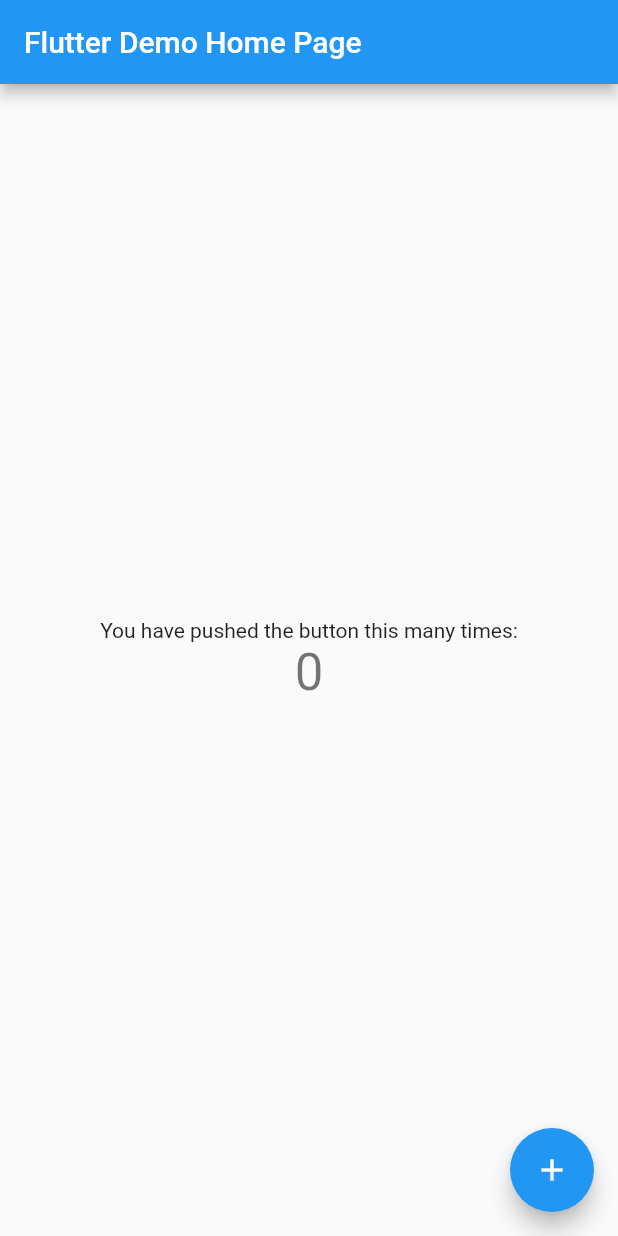
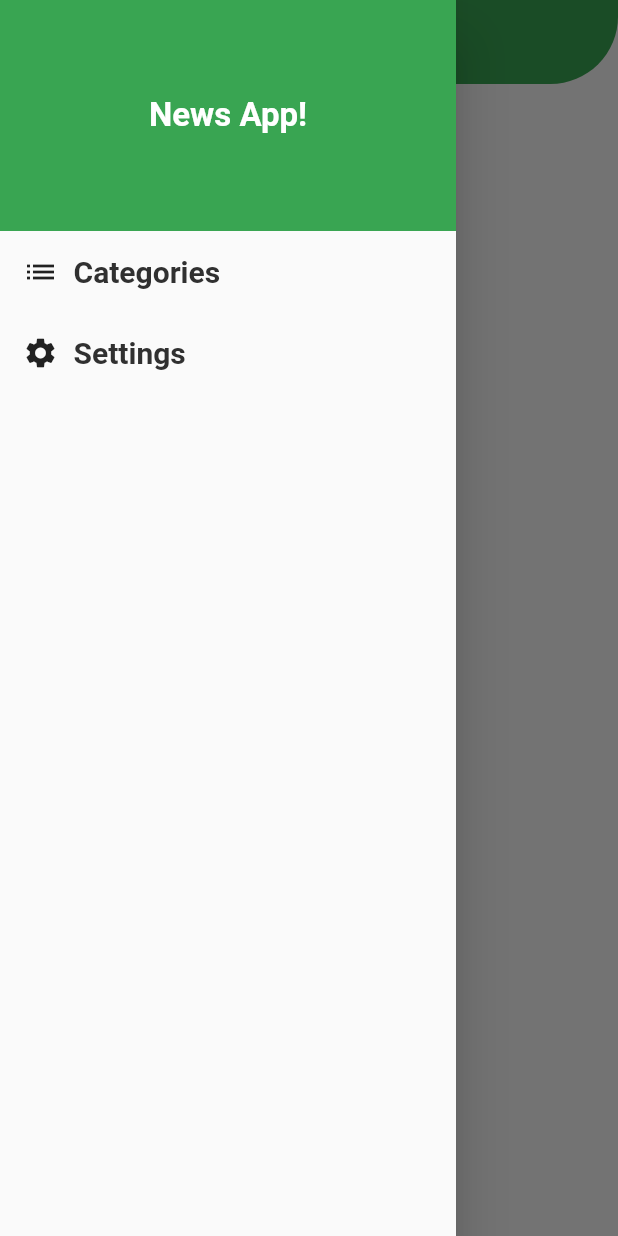
Before and after one commit to MarkEhab33/news_app, a Flutter app: the screen it shows after launch, with the side drawer open (before the commit the screen has no drawer), on a phone screen of 412 x 824 dp. Run offline on Flutter 3.47's test engine with Material 2 defaults, Android fonts, the phone set to English and light mode, and no system bars.

Commit message:
home & drawer

```diff
--- /dev/null
+++ b/lib/home/home_drawer.dart
@@ -0,0 +1,53 @@
+import 'package:flutter/material.dart';
+import 'package:news_app/home/my_theme.dart';
+
+class HomeDrawer extends StatelessWidget {
+
+
+  @override
+  Widget build(BuildContext context) {
+    return  Container(
+      child: Column(
+        children: [
+          Container(
+            color: MyTheme.primaryLightColor,
+            width: double.infinity,
+            padding: const EdgeInsets.symmetric(vertical: 64),
+           child: Text('News App!', style: Theme.of(context).textTheme.headline1,textAlign: TextAlign.center,
+           ),
+          ),
+          Container(
+            margin: const EdgeInsets.all(15),
+            child: InkWell(
+              onTap: (){
+                // categories
+              },
+              child: Row(
+                children: [
+                 const Icon(Icons.list),
+                  const SizedBox(width: 10,),
+                  Text('Categories',style: Theme.of(context).textTheme.headline2,)
+                ],
+              ),
+            ),
+          ),
+          Container(
+            margin: const EdgeInsets.all(15),
+            child: InkWell(
+              onTap: (){
+                //settings
+              },
+              child: Row(
+                children: [
+                  const Icon(Icons.settings),
+                  const SizedBox(width: 10,),
+                  Text('Settings',style: Theme.of(context).textTheme.headline2,)
+                ],
+              ),
+            ),
+          )
+        ],
+      ),
+    );
+  }
+}
--- /dev/null
+++ b/lib/home/home_screen.dart
@@ -0,0 +1,24 @@
+
+import 'package:flutter/material.dart';
+import 'package:news_app/home/home_drawer.dart';
+
+class HomeScreen extends StatelessWidget {
+   static String routeName = 'home-screen';
+  @override
+  Widget build(BuildContext context) {
+    return Scaffold(
+      appBar: AppBar(
+        shape: const RoundedRectangleBorder(
+          borderRadius: BorderRadius.only(
+            bottomLeft: Radius.circular(45),
+            bottomRight: Radius.circular(45)
+          )
+        ),
+        title: Text('News App',style: Theme.of(context).textTheme.headline1,),
+      ),
+      drawer: Drawer(
+        child: HomeDrawer(),
+      ),
+    );
+  }
+}
--- /dev/null
+++ b/lib/home/my_theme.dart
@@ -0,0 +1,27 @@
+import 'package:flutter/material.dart';
+
+class MyTheme {
+  static Color primaryLightColor = Color(0xff39A552);
+  static Color whiteColor = Color(0xffffffff);
+  static Color blackColor = Color(0xff303030);
+
+  static ThemeData lightTheme = ThemeData(
+    primaryColor: primaryLightColor,
+        appBarTheme: AppBarTheme(
+      elevation: 0,
+          backgroundColor: primaryLightColor,
+  ),
+    textTheme: TextTheme(
+      headline1: TextStyle(
+        color: whiteColor,
+        fontSize: 22,
+        fontWeight: FontWeight.bold
+      ),
+      headline2: TextStyle(
+          color: blackColor,
+          fontSize: 20,
+          fontWeight: FontWeight.bold
+      ),
+    )
+  );
+}
--- a/lib/main.dart
+++ b/lib/main.dart
@@ -1,115 +1,24 @@
 import 'package:flutter/material.dart';
+import 'package:news_app/home/home_screen.dart';
+import 'package:news_app/home/my_theme.dart';
 
 void main() {
-  runApp(const MyApp());
+  runApp( MyApp());
 }
 
 class MyApp extends StatelessWidget {
-  const MyApp({Key? key}) : super(key: key);
+
 
   // This widget is the root of your application.
   @override
   Widget build(BuildContext context) {
     return MaterialApp(
-      title: 'Flutter Demo',
-      theme: ThemeData(
-        // This is the theme of your application.
-        //
-        // Try running your application with "flutter run". You'll see the
-        // application has a blue toolbar. Then, without quitting the app, try
-        // changing the primarySwatch below to Colors.green and then invoke
-        // "hot reload" (press "r" in the console where you ran "flutter run",
-        // or simply save your changes to "hot reload" in a Flutter IDE).
-        // Notice that the counter didn't reset back to zero; the application
-        // is not restarted.
-        primarySwatch: Colors.blue,
-      ),
-      home: const MyHomePage(title: 'Flutter Demo Home Page'),
+      debugShowCheckedModeBanner: false,
+      initialRoute: HomeScreen.routeName ,
+      routes: {HomeScreen.routeName:(context)=> HomeScreen(),
+
+      },
+      theme: MyTheme.lightTheme,
     );
   }
 }
-
-class MyHomePage extends StatefulWidget {
-  const MyHomePage({Key? key, required this.title}) : super(key: key);
-
-  // This widget is the home page of your application. It is stateful, meaning
-  // that it has a State object (defined below) that contains fields that affect
-  // how it looks.
-
-  // This class is the configuration for the state. It holds the values (in this
-  // case the title) provided by the parent (in this case the App widget) and
-  // used by the build method of the State. Fields in a Widget subclass are
-  // always marked "final".
-
-  final String title;
-
-  @override
-  State<MyHomePage> createState() => _MyHomePageState();
-}
-
-class _MyHomePageState extends State<MyHomePage> {
-  int _counter = 0;
-
-  void _incrementCounter() {
-    setState(() {
-      // This call to setState tells the Flutter framework that something has
-      // changed in this State, which causes it to rerun the build method below
-      // so that the display can reflect the updated values. If we changed
-      // _counter without calling setState(), then the build method would not be
-      // called again, and so nothing would appear to happen.
-      _counter++;
-    });
-  }
-
-  @override
-  Widget build(BuildContext context) {
-    // This method is rerun every time setState is called, for instance as done
-    // by the _incrementCounter method above.
-    //
-    // The Flutter framework has been optimized to make rerunning build methods
-    // fast, so that you can just rebuild anything that needs updating rather
-    // than having to individually change instances of widgets.
-    return Scaffold(
-      appBar: AppBar(
-        // Here we take the value from the MyHomePage object that was created by
-        // the App.build method, and use it to set our appbar title.
-        title: Text(widget.title),
-      ),
-      body: Center(
-        // Center is a layout widget. It takes a single child and positions it
-        // in the middle of the parent.
-        child: Column(
-          // Column is also a layout widget. It takes a list of children and
-          // arranges them vertically. By default, it sizes itself to fit its
-          // children horizontally, and tries to be as tall as its parent.
-          //
-          // Invoke "debug painting" (press "p" in the console, choose the
-          // "Toggle Debug Paint" action from the Flutter Inspector in Android
-          // Studio, or the "Toggle Debug Paint" command in Visual Studio Code)
-          // to see the wireframe for each widget.
-          //
-          // Column has various properties to control how it sizes itself and
-          // how it positions its children. Here we use mainAxisAlignment to
-          // center the children vertically; the main axis here is the vertical
-          // axis because Columns are vertical (the cross axis would be
-          // horizontal).
-          mainAxisAlignment: MainAxisAlignment.center,
-          children: <Widget>[
-            const Text(
-              'You have pushed the button this many times:',
-            ),
-            Text(
-              '$_counter',
-              style: Theme.of(context).textTheme.headline4,
-            ),
-          ],
-        ),
-      ),
-      floatingActionButton: FloatingActionButton(
-        onPressed: _incrementCounter,
-        tooltip: 'Increment',
-        child: const Icon(Icons.add),
-      ), // This trailing comma makes auto-formatting nicer for build methods.
-    );
-  }
-}
```
